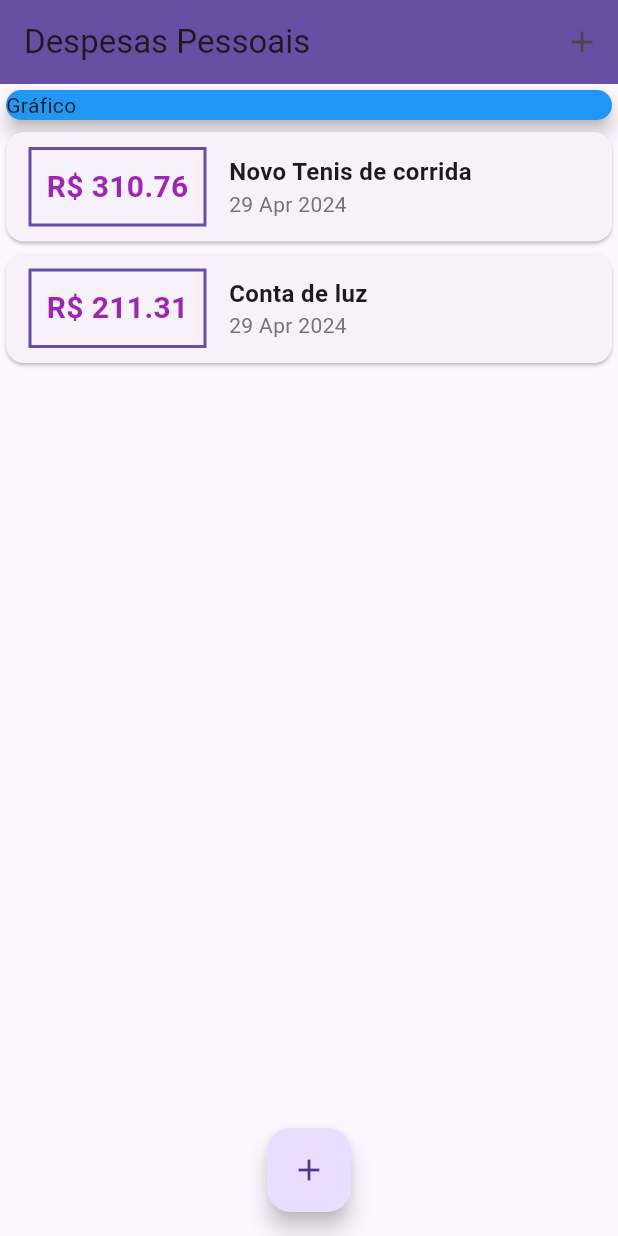
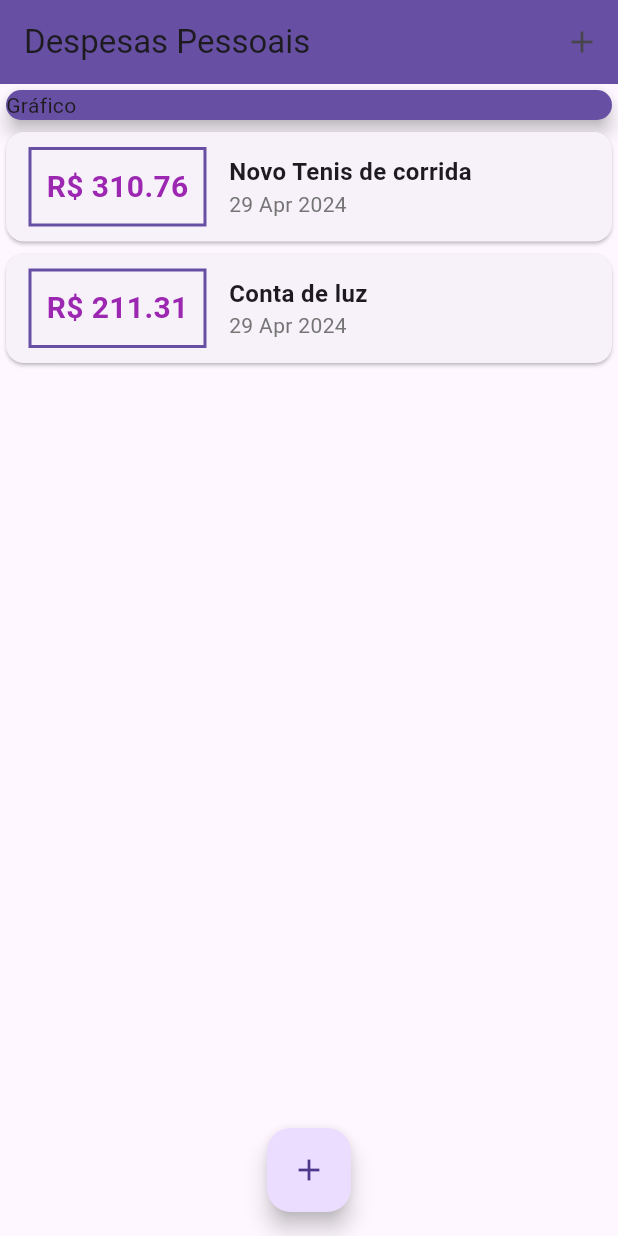
Before and after one commit to Junior580/personalExpensesApp, a Flutter app: the screen it shows after launch, on a phone screen of 412 x 824 dp. Run offline on Flutter 3.47's test engine with Material 3 defaults, Android fonts, the phone set to English and light mode, and no system bars.

Commit message:
feat: assets: image/ fonts

```diff
--- a/lib/components/transaction_list.dart
+++ b/lib/components/transaction_list.dart
@@ -11,15 +11,37 @@ class TransactionList extends StatelessWidget {
   Widget build(BuildContext context) {
     return SizedBox(
       height: 300,
-      child: ListView.builder(
+      child: transactions.isEmpty
+          ? Column(
+              children: [
+                const SizedBox(
+                  height: 20,
+                ),
+                Text(
+                  'Nenhuma transação cadastrada',
+                  style: Theme.of(context).textTheme.titleLarge,
+                ),
+                const SizedBox(
+                  height: 20,
+                ),
+                SizedBox(
+                  height: 200,
+                  child: Image.asset(
+                    'assets/images/waiting.png',
+                    fit: BoxFit.cover,
+                  ),
+                )
+              ],
+            )
+          : ListView.builder(
               itemCount: transactions.length,
               itemBuilder: (context, index) {
                 final tr = transactions[index];
                 return Card(
                   child: Row(children: <Widget>[
                     Container(
-                  margin:
-                      const EdgeInsets.symmetric(horizontal: 15, vertical: 10),
+                        margin: const EdgeInsets.symmetric(
+                            horizontal: 15, vertical: 10),
                         decoration: BoxDecoration(
                             border: Border.all(
                           color: Theme.of(context).primaryColor,
--- a/lib/main.dart
+++ b/lib/main.dart
@@ -13,7 +13,14 @@ class ExpensesApp extends StatelessWidget {
   @override
   Widget build(BuildContext context) {
     return MaterialApp(
-        theme: ThemeData(primarySwatch: Colors.purple), home: const HomePage());
+        theme: ThemeData(
+            primarySwatch: Colors.green,
+            fontFamily: 'Quicksand',
+            textTheme: ThemeData.light().textTheme.copyWith(
+                titleMedium:
+                    const TextStyle(fontFamily: 'OpenSans', fontSize: 20)),
+            appBarTheme: const AppBarTheme()),
+        home: const HomePage());
   }
 }
 
@@ -25,7 +32,7 @@ class HomePage extends StatefulWidget {
 }
 
 class _HomePageState extends State<HomePage> {
-  final _transactions = [
+  final List<Transaction> _transactions = [
     Transaction(
       id: 't1',
       title: 'Novo Tenis de corrida',
@@ -79,10 +86,10 @@ class _HomePageState extends State<HomePage> {
           crossAxisAlignment: CrossAxisAlignment.stretch,
           children: <Widget>[
             Container(
-              child: const Card(
-                color: Colors.blue,
+              child: Card(
+                color: Theme.of(context).primaryColor,
                 elevation: 5,
-                child: Text('Gráfico'),
+                child: const Text('Gráfico'),
               ),
             ),
             TransactionList(transactions: _transactions),
```
Also changed, not shown: pubspec.yaml (+15 -14 lines), assets/fonts/OpenSans-Bold.ttf (added), assets/fonts/OpenSans-Regular.ttf (added), assets/fonts/Quicksand-Bold.ttf (added), assets/fonts/Quicksand-Light.ttf (added), assets/fonts/Quicksand-Medium.ttf (added), assets/fonts/Quicksand-Regular.ttf (added), assets/images/waiting.png (added). Lines whose indentation alone changed are shown as unchanged.
